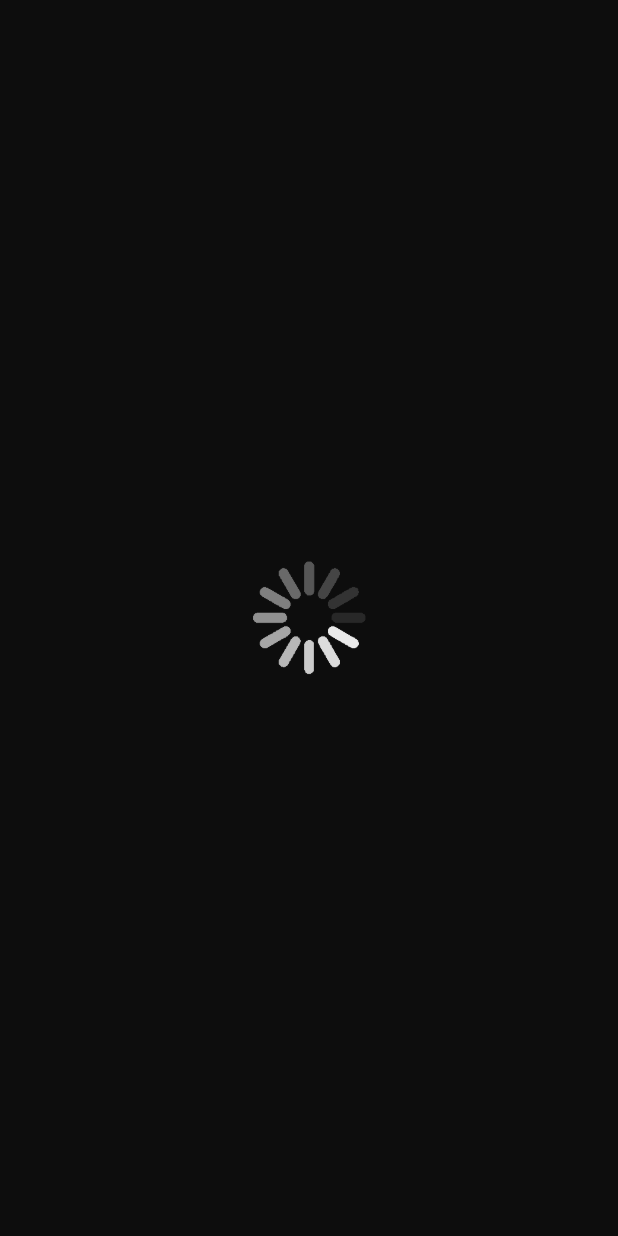
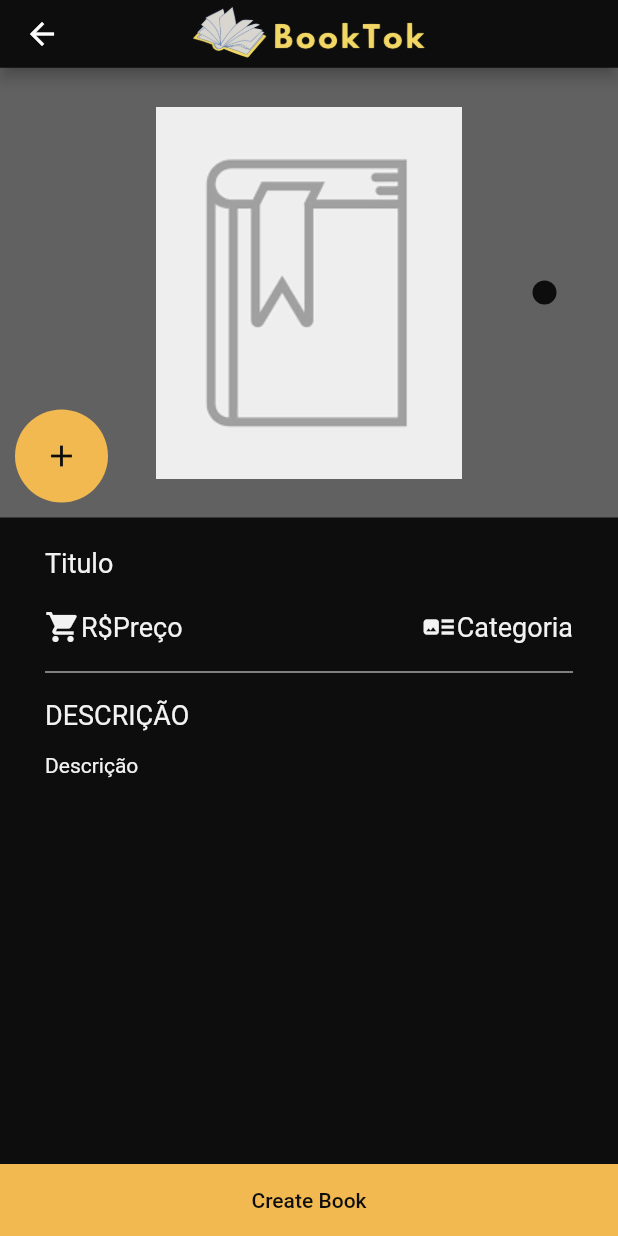
Before and after one commit to celestinhodev/projeto_integrador, a Flutter app: the BookCreationPage screen opened directly, on a phone screen of 412 x 824 dp. Run offline on Flutter 3.47's test engine with Material 2 defaults, Android fonts, the phone set to English and light mode, and no system bars; drawn by our look-alikes of carousel_slider; our stand-ins replace appwrite, image_picker; network calls fail.

Commit message:
recreating create book page

```diff
--- a/pi/lib/main.dart
+++ b/pi/lib/main.dart
@@ -7,5 +7,5 @@ import 'pages/admin/home_admin.dart';
 
 void main() => runApp(MaterialApp(
   debugShowCheckedModeBanner: false,
-  home: BookCreationPage(documentId: '64ed2aea823ca09bef19',),
+  home: HomeAdmin(),
 ));
--- a/pi/lib/pages/admin/book_page_admin.dart
+++ b/pi/lib/pages/admin/book_page_admin.dart
@@ -1,8 +1,8 @@
 // Packages
-import 'dart:math';
 
 import 'package:carousel_slider/carousel_slider.dart';
 import 'package:flutter/material.dart';
+import 'package:image_picker/image_picker.dart';
 import 'package:pi/constantes/appwrite_constants.dart';
 
 // Components
@@ -29,30 +29,128 @@ class _BookCreationPageState extends State<BookCreationPage> {
   AppwriteConstants appwrite_constants = AppwriteConstants();
 
   Map book_data = {
-    'title': 'Titulo Placeholder',
-    'price': 'Preço Placeholder',
-    'category': 'Categoria Placeholder',
-    'author': 'Autor Placeholder',
-    'description': 'Descrição Placeholder',
+    'title': 'Titulo',
+    'price': 'Preço',
+    'category': 'Categoria',
+    'author': 'Autor',
+    'description': 'Descrição',
   };
 
+  // Carousel
   CarouselController bookCarouselController = CarouselController();
   List<Widget> carouselItens = [];
-  List<Widget> carouselRadioButtons = [];
   int _groupValue = 0;
 
-  Widget loadingScreen = Scaffold(
-    backgroundColor: paletteBlack,
-    body: Center(
-      child: Image.asset(
-        'images/loading.gif',
-        height: 80,
-        fit: BoxFit.contain,
-      ),
-    ),
-  );
+  List<XFile> listXFiles = [];
 
-  late Widget appLayout = Scaffold(
+  // Control Flag
+  bool showDeleteImageButton = false;
+  bool containPlaceholderImage = false;
+
+  // Methods
+  void setCarouselToPlaceholder() {
+    setState(() {
+      carouselItens = [
+        Image.asset('images/livros/book_placeholder.png'),
+      ];
+      containPlaceholderImage == true;
+    });
+  }
+
+  void changeCarouselItem(value) {
+    setState(() {
+      _groupValue = value!;
+      print(_groupValue);
+      bookCarouselController.animateToPage(value);
+    });
+  }
+
+  void getBookDataFromDB({required String documentId}) async {
+    try {
+      var document =
+          await appwrite_constants.getDocument(documentId: documentId);
+
+      Map database_book_info = {};
+
+      database_book_info['title'] = document!.data['title'];
+      database_book_info['price'] = document.data['price'];
+      database_book_info['category'] = document.data['category'];
+      database_book_info['author'] = document.data['author'];
+      database_book_info['description'] = document.data['description'];
+      database_book_info['listImagesURL'] = appwrite_constants.getImageUrlList(
+          listImages: appwrite_constants.prepareList(
+              listImagesString: document.data['listImages']));
+
+      setBookData(databaseBookInfo: database_book_info);
+    } catch (e) {
+      print('Error in getBookDataFromDB');
+    }
+  }
+
+  void setBookData({required databaseBookInfo}) async {
+    book_data = databaseBookInfo;
+
+    List<Widget> new_carousel_itens = [];
+
+    for (var element in book_data['listImagesURL']) {
+      var image = Image.network(element);
+      new_carousel_itens.add(image);
+    }
+
+    setState(() {
+      carouselItens = new_carousel_itens;
+    });
+  }
+
+  void deleteImageFromCarousel() {
+    setState(() {
+      // ignore: prefer_is_empty
+      if (carouselItens.length == 1 && containPlaceholderImage == false) {
+        setCarouselToPlaceholder();
+        showDeleteImageButton = false;
+      } else if (carouselItens.length > 1) {
+        carouselItens.removeAt(_groupValue);
+      }
+
+      if (_groupValue != 0) {
+        _groupValue--;
+      }
+    });
+  }
+
+  void addImageToCarousel() async {
+    XFile? image = await ImagePicker().pickImage(source: ImageSource.gallery);
+
+    setState(() {
+      if (containPlaceholderImage == true) {
+        carouselItens.clear();
+        carouselItens.add(Image.network(image!.path));
+        showDeleteImageButton = true;
+        containPlaceholderImage = false;
+      } else {
+        carouselItens.add(Image.network(image!.path));
+      }
+    });
+  }
+
+  @override
+  void initState() {
+    super.initState();
+
+    if (widget.documentId != null) {
+      getBookDataFromDB(documentId: widget.documentId!);
+      showDeleteImageButton = true;
+      containPlaceholderImage = false;
+    } else {
+      setCarouselToPlaceholder();
+      showDeleteImageButton = false;
+      containPlaceholderImage = true;
+    }
+  }
+
+  @override
+  Widget build(BuildContext context) {
+    return Scaffold(
       appBar: BookTokAppBar,
       backgroundColor: paletteBlack,
       body: SingleChildScrollView(
@@ -73,7 +171,7 @@ class _BookCreationPageState extends State<BookCreationPage> {
                       height: 300,
                       enlargeCenterPage: true,
                       scrollDirection: Axis.vertical,
-                    viewportFraction: 1,
+                      viewportFraction: 0.9,
                       onPageChanged: (index, reason) {
                         setState(() {
                           _groupValue = index;
@@ -87,10 +185,65 @@ class _BookCreationPageState extends State<BookCreationPage> {
                       height: 300,
                       child: Column(
                         mainAxisAlignment: MainAxisAlignment.center,
-                      children: carouselRadioButtons,
+                        children: List.generate(
+                          carouselItens.length,
+                          (index) => MyRadioOption(
+                            label: '',
+                            groupValue: _groupValue,
+                            unselectedColor: paletteWhite,
+                            selectedColor: paletteBlack,
+                            value: index,
+                            size: 16,
+                            onChanged: (value) {
+                              setState(() {
+                                _groupValue = value!;
+                                bookCarouselController.animateToPage(value);
+                              });
+                            },
+                            text: '',
                           ),
                         ),
                       ),
+                    ),
+                  ),
+                  Positioned(
+                    bottom: 10,
+                    left: 10,
+                    child: Container(
+                      padding: EdgeInsets.all(7),
+                      decoration: BoxDecoration(
+                        color: paletteYellow,
+                        borderRadius: BorderRadius.circular(99),
+                      ),
+                      child: IconButton(
+                        onPressed: addImageToCarousel,
+                        icon: Icon(
+                          Icons.add,
+                          color: paletteBlack,
+                        ),
+                      ),
+                    ),
+                  ),
+                  showDeleteImageButton == true
+                      ? Positioned(
+                          bottom: 10,
+                          right: 10,
+                          child: Container(
+                            padding: EdgeInsets.all(7),
+                            decoration: BoxDecoration(
+                              color: paletteBlack,
+                              borderRadius: BorderRadius.circular(99),
+                            ),
+                            child: IconButton(
+                              onPressed: deleteImageFromCarousel,
+                              icon: Icon(
+                                Icons.delete,
+                                color: Colors.red,
+                              ),
+                            ),
+                          ),
+                        )
+                      : SizedBox(),
                 ],
               ),
             ),
@@ -194,31 +347,23 @@ class _BookCreationPageState extends State<BookCreationPage> {
             child: Container(
               color: paletteYellow,
               child: TextButton(
-              onPressed: () {},
+                onPressed: () {
+                  appwrite_constants.createDocument(
+                    title: book_data['title'],
+                    author: book_data['author'],
+                    price: book_data['price'],
+                    category: book_data['category'],
+                    description: book_data['description'],
+                    listXFiles: listXFiles,
+                  );
+                },
                 style: TextButton.styleFrom(
                   backgroundColor: paletteYellow,
                 ),
                 child: const Text(
-                'COMPRAR',
+                  'Create Book',
                   style: TextStyle(
                     color: paletteBlack,
-                ),
-              ),
-            ),
-          ),
-        ),
-        Expanded(
-          child: Container(
-            color: paletteBrown,
-            child: TextButton(
-              onPressed: () {},
-              style: TextButton.styleFrom(
-                backgroundColor: paletteBrown,
-              ),
-              child: const Text(
-                'ADICIONAR AO CARRINHO',
-                style: TextStyle(
-                  color: paletteWhite,
                   ),
                 ),
               ),
@@ -227,87 +372,5 @@ class _BookCreationPageState extends State<BookCreationPage> {
         ],
       ),
     );
-
-  Widget currentLayout = SizedBox();
-
-  // Methods
-  void changeCarouselItem(value) {
-    setState(() {
-      _groupValue = value!;
-      bookCarouselController.animateToPage(value);
-    });
-  }
-
-  getBookDataFromDB({required String documentId}) async {
-    try {
-      var document =
-          await appwrite_constants.getDocument(documentId: documentId);
-
-      Map database_book_info = {};
-
-      database_book_info['title'] = document!.data['title'];
-      database_book_info['price'] = document.data['price'];
-      database_book_info['category'] = document.data['category'];
-      database_book_info['author'] = document.data['author'];
-      database_book_info['description'] = document.data['description'];
-      database_book_info['listImagesURL'] = appwrite_constants.getImageUrlList(
-          listImages: appwrite_constants.prepareList(
-              listImagesString: document.data['listImages']));
-
-      setBookData(databaseBookInfo: database_book_info);
-    } catch (e) {
-      print('Error in getBookDataFromDB');
-    }
-    ;
-  }
-
-  setBookData({required databaseBookInfo}) async {
-    int count = 0;
-    book_data = databaseBookInfo;
-
-    List<Widget> new_carousel_itens = [];
-
-    for (var element in book_data['listImagesURL']) {
-      Widget radioButton = MyRadioOption(
-        label: '',
-        groupValue: _groupValue,
-        unselectedColor: paletteWhite,
-        selectedColor: paletteBlack,
-        value: count,
-        size: 16,
-        onChanged: (value) => changeCarouselItem(value),
-        text: '',
-      );
-
-      carouselRadioButtons.add(radioButton);
-
-      var image = Image.network(element);
-      new_carousel_itens.add(image);
-
-      count++;
-    }
-
-    setState(() {
-      carouselItens = new_carousel_itens;
-      currentLayout = appLayout;
-    });
-  }
-
-  @override
-  void initState() {
-    super.initState();
-
-    if (widget.documentId != null) {
-      currentLayout = loadingScreen;
-      getBookDataFromDB(documentId: widget.documentId!);
-    } else {
-      carouselItens = [Image.asset('images/livros/book_placeholder.png')];
-      currentLayout = appLayout;
   }
 }
-
-  @override
-  Widget build(BuildContext context) {
-    return currentLayout;
-  }
-}
--- a/pi/lib/pages/admin/home_admin.dart
+++ b/pi/lib/pages/admin/home_admin.dart
@@ -134,7 +134,8 @@ class _HomeAdminState extends State<HomeAdmin> {
       ),
 
       // Barra de Navegação
-      bottomNavigationBar: BookTokNavigation(
+      /*
+              bottomNavigationBar: BookTokNavigation(
         home: MyIconButtonNavigator(
             route: const HomeAdmin(),
             icon: const Icon(Icons.home),
@@ -146,6 +147,7 @@ class _HomeAdminState extends State<HomeAdmin> {
         user: MyIconButtonNavigator(
             route: null, icon: const Icon(Icons.person), current: false),
       ),
+      */
     );
   }
 }
```
Also changed, not shown: pi/lib/constantes/appwrite_constants.dart (+27 -8 lines), pi/lib/pages/Home.dart (+12 -1 lines). Lines whose indentation alone changed are shown as unchanged.
